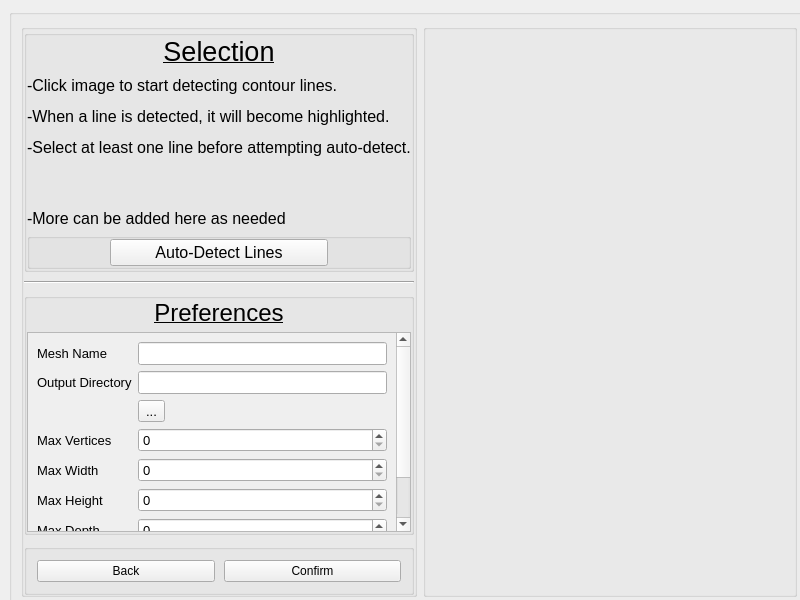
Above: Terrain_Generator/window_primary.ui from Erxrick/TerrainGenerator before the change. Below: the same form after it.
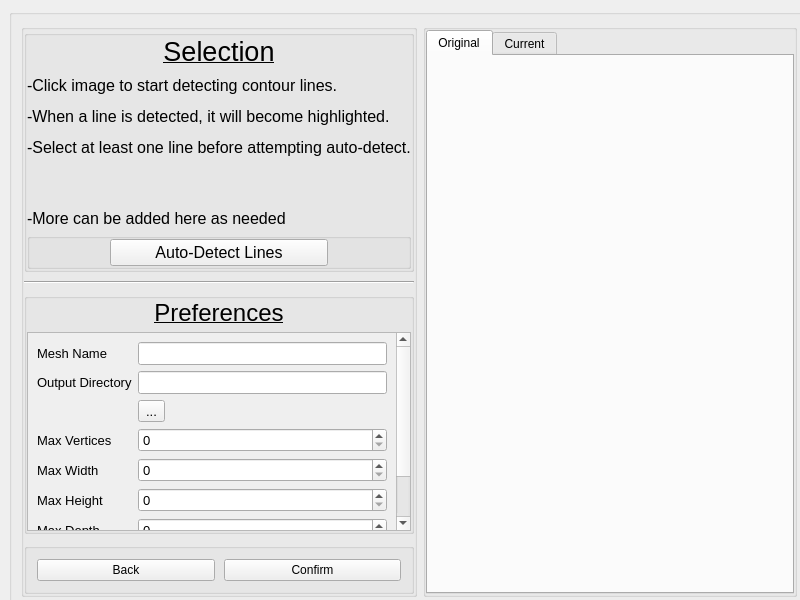
That is the form after the change. Custom widgets are drawn as their Qt base class.

Patch:
```diff
--- a/Terrain_Generator/window_primary.ui
+++ b/Terrain_Generator/window_primary.ui
@@ -638,6 +638,19 @@
                 </property>
                </widget>
               </item>
+              <item>
+               <spacer name="verticalSpacer_4">
+                <property name="orientation">
+                 <enum>Qt::Vertical</enum>
+                </property>
+                <property name="sizeHint" stdset="0">
+                 <size>
+                  <width>20</width>
+                  <height>40</height>
+                 </size>
+                </property>
+               </spacer>
+              </item>
               <item>
                <widget class="MyStorageBox" name="groupBox_13">
                 <property name="title">
@@ -678,7 +691,7 @@
                  <item row="2" column="0">
                   <widget class="QScrollArea" name="scrollArea">
                    <property name="sizePolicy">
-                    <sizepolicy hsizetype="Minimum" vsizetype="Minimum">
+                    <sizepolicy hsizetype="Minimum" vsizetype="MinimumExpanding">
                      <horstretch>0</horstretch>
                      <verstretch>0</verstretch>
                     </sizepolicy>
@@ -691,7 +704,7 @@
                      <rect>
                       <x>0</x>
                       <y>0</y>
-                      <width>372</width>
+                      <width>367</width>
                       <height>284</height>
                      </rect>
                     </property>
@@ -1056,13 +1069,53 @@
                <number>0</number>
               </property>
               <item>
-               <widget class="QWidget" name="widget_2" native="true">
+               <widget class="QTabWidget" name="tabWidget_2">
                 <property name="sizePolicy">
                  <sizepolicy hsizetype="Minimum" vsizetype="Minimum">
                   <horstretch>0</horstretch>
                   <verstretch>0</verstretch>
                  </sizepolicy>
                 </property>
+                <property name="tabPosition">
+                 <enum>QTabWidget::North</enum>
+                </property>
+                <property name="tabShape">
+                 <enum>QTabWidget::Rounded</enum>
+                </property>
+                <property name="currentIndex">
+                 <number>0</number>
+                </property>
+                <property name="iconSize">
+                 <size>
+                  <width>16</width>
+                  <height>16</height>
+                 </size>
+                </property>
+                <property name="usesScrollButtons">
+                 <bool>true</bool>
+                </property>
+                <property name="documentMode">
+                 <bool>false</bool>
+                </property>
+                <property name="tabsClosable">
+                 <bool>false</bool>
+                </property>
+                <property name="movable">
+                 <bool>false</bool>
+                </property>
+                <property name="tabBarAutoHide">
+                 <bool>false</bool>
+                </property>
+                <widget class="QWidget" name="OriginalImage">
+                 <attribute name="title">
+                  <string>Original</string>
+                 </attribute>
+                </widget>
+                <widget class="QWidget" name="CurrentSelectionPage">
+                 <attribute name="title">
+                  <string>Current</string>
+                 </attribute>
+                </widget>
                </widget>
               </item>
              </layout>
@@ -1105,6 +1158,18 @@
    <header>mystoragebox.h</header>
    <container>1</container>
   </customwidget>
+  <customwidget>
+   <class>ConfirmationPage</class>
+   <extends>QWidget</extends>
+   <header>confirmationpage.h</header>
+   <container>1</container>
+  </customwidget>
+  <customwidget>
+   <class>CompletionPage</class>
+   <extends>QWidget</extends>
+   <header>completionpage.h</header>
+   <container>1</container>
+  </customwidget>
  </customwidgets>
  <tabstops>
   <tabstop>btnImageLoad</tabstop>
```
Left out of the diff: 7 changed lines with no effect on the pictures.
